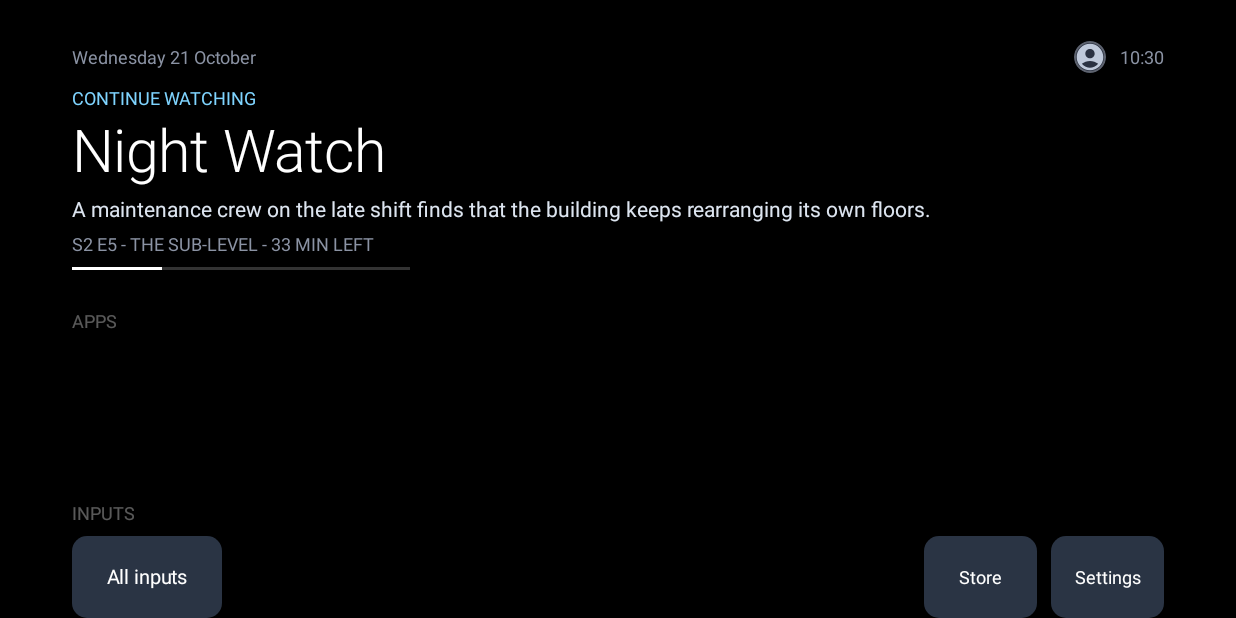
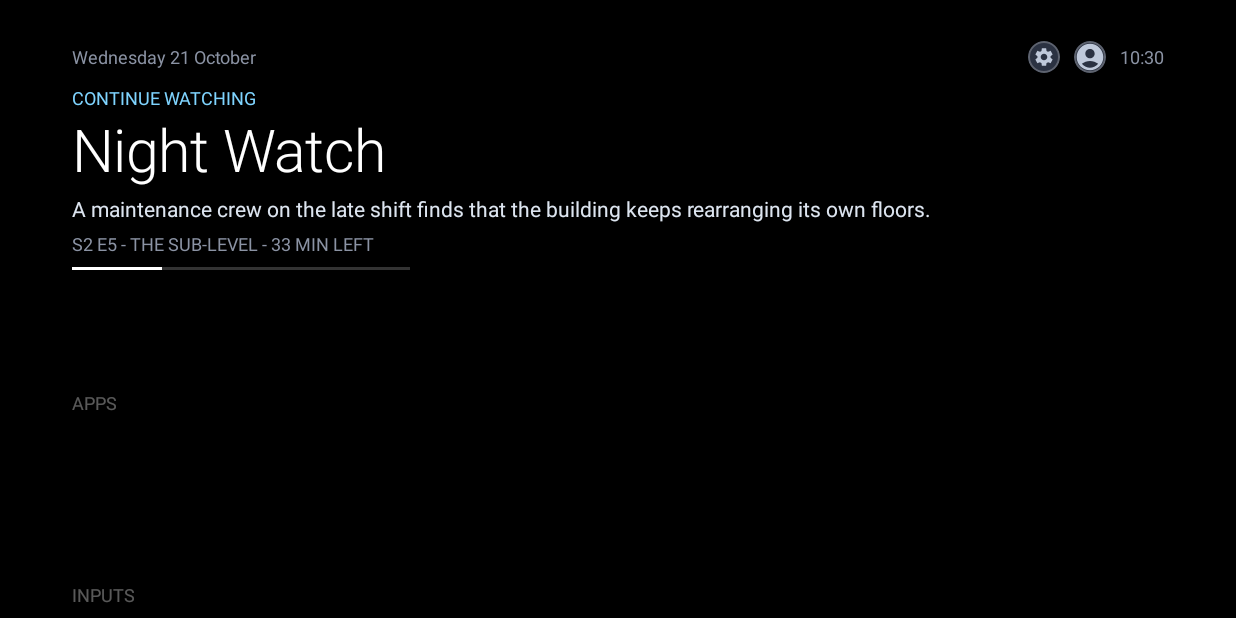
Before and after one commit to Marck/orbit-launcher, an Android app built with Jetpack Compose: the HomeActivity screen opened directly, with no data from a screen before it, on a phone screen of 824 x 412 dp (held sideways). Run offline under Robolectric (Android 15) with nearby library versions, the phone set to English and light mode, and no system bars.

Commit message:
Move the store, settings and all inputs into the top bar
The Play Store and Settings sat at the end of the inputs row as full tiles.
They are not inputs, and they took room from the inputs the row is for. They
are now small round buttons left of the profile picture, focused the same way
it is, which is where the stock launcher keeps its own way out to settings.

All inputs moves with them. It was the last tile in the row, and the row is
about to hold only favourites and the add tile. The stock top bar has an
inputs button in the same place, with the same frame-and-arrow glyph.

The store keeps the store's own icon, so it reads as the store at a glance.
Inputs and settings use glyphs instead: the panel the TV opens for all inputs
has no icon worth borrowing, and the settings app's icon does not read at
this size. The inputs glyph is not in the core icon set, so it is drawn from
Material's path data rather than pulling in the much larger extended set.

A button is left out when the TV has nothing for it to open, rather than
sitting there dead.

With the fixed tiles gone, the inputs row wraps the way the apps row does:
left on the first input goes to the add tile, right on the add tile goes back
to the first input.

Co-Authored-By: Claude Opus 5.5 <noreply@anthropic.com>
Claude-Session: https://claude.ai/code/session_013DXVfvfc5F7JzV6hLdoCHg

```diff
--- a/app/src/main/java/app/orbit/launcher/HomeActivity.kt
+++ b/app/src/main/java/app/orbit/launcher/HomeActivity.kt
@@ -2,7 +2,6 @@ package app.orbit.launcher
 
 import android.content.Context
 import android.content.Intent
-import android.graphics.drawable.Drawable
 import android.net.Uri
 import android.os.Bundle
 import android.os.SystemClock
@@ -34,6 +33,8 @@ import androidx.compose.foundation.shape.CircleShape
 import androidx.compose.foundation.shape.RoundedCornerShape
 import androidx.compose.material.icons.Icons
 import androidx.compose.material.icons.filled.AccountCircle
+import androidx.compose.material.icons.filled.Settings
+import androidx.compose.material.icons.filled.ShoppingCart
 import androidx.compose.material3.Icon
 import androidx.compose.material3.Text
 import androidx.compose.runtime.Composable
@@ -83,14 +84,9 @@ private val SafeH = 48.dp
 private val SafeV = 27.dp
 private val TileW = 111.dp
 private val TileH = 66.dp
-// Narrow enough that a typical set's inputs, plus the two fixed tiles, fit the safe area
-// without the row scrolling. A scrolling row slides its first tile out of line with the apps
-// above it, and slides its last tile up against the fixed tiles.
+// Narrow enough that a typical set's inputs fit the safe area without the row scrolling. A
+// scrolling row slides its first tile out of line with the apps above it.
 private val InputW = 100.dp
-private val SquareW = 75.dp
-
-/** Keeps a focused input tile clear of the fixed tiles even when the row does scroll. */
-private val RowGap = 24.dp
 private val AppsRowHeight = 86.dp
 
 private val Surface = Color(0xFF14181F)
@@ -98,9 +94,9 @@ private val OnSurface = Color(0xFFDDE5F0)
 private val Muted = Color(0xFF8B93A4)
 private val LastInput = Color(0xFF1AA3C4)
 private val Editing = Color(0xFFFFC14D)
+private val Glyph = Color(0xFFBFC9DA)
 
 private const val ADD_TILE = "add-favourite"
-private const val SETTINGS_TILE = "settings-tile"
 private const val ADD_INPUT_TILE = "add-input"
 
 /** What the long-press menu is acting on. */
@@ -504,9 +500,9 @@ private fun InputsRow(
     val listState = rememberLazyListState()
     val scope = rememberCoroutineScope()
 
-    fun jumpTo(id: String, index: Int? = null) {
+    fun jumpTo(index: Int, id: String) {
         scope.launch {
-            if (index != null) runCatching { listState.scrollToItem(index) }
+            runCatching { listState.scrollToItem(index) }
             requesters[id].focusWhenReady()
         }
     }
@@ -524,12 +520,11 @@ private fun InputsRow(
         }
     }
 
-    Row(Modifier.fillMaxWidth(), verticalAlignment = Alignment.CenterVertically) {
     LazyRow(
-            modifier = Modifier.weight(1f),
+        modifier = Modifier.fillMaxWidth(),
         state = listState,
         horizontalArrangement = Arrangement.spacedBy(9.dp),
-            contentPadding = PaddingValues(start = SafeH),
+        contentPadding = PaddingValues(horizontal = SafeH),
     ) {
         itemsIndexed(inputs, key = { _, input -> input.id }) { index, input ->
             InputTile(
@@ -545,7 +540,7 @@ private fun InputsRow(
                 onMove = onMove,
                 onEndEdit = onEndEdit,
                 onEdgeLeft = if (index == 0) {
-                        { jumpTo(SETTINGS_TILE) }
+                    { jumpTo(inputs.size, ADD_INPUT_TILE) }
                 } else {
                     null
                 },
@@ -557,34 +552,11 @@ private fun InputsRow(
         if (inputs.isNotEmpty()) item(key = ADD_INPUT_TILE) {
             PlusTile(
                 requester = requesters.getOrPut(ADD_INPUT_TILE) { FocusRequester() },
-                    onEdgeRight = null,
+                onEdgeRight = { inputs.firstOrNull()?.let { jumpTo(0, it.id) } },
                 width = InputW,
                 label = "Add input to favourites",
             ) { context.startActivitySafely(Intent(context, InputPickerActivity::class.java)) }
         }
-            item(key = "all-inputs") {
-                InputTile(label = "All inputs", sub = null, highlighted = false, dimmed = false,
-                    favourite = false, editing = false, requester = null, onFocused = {},
-                    onMenu = {}, onMove = {}, onEndEdit = {}) {
-                    InputRepository.allInputsIntent(context)?.let { context.startActivitySafely(it) }
-                }
-            }
-        }
-        Spacer(Modifier.width(RowGap))
-        val storeIntent = remember { InputRepository.storeIntent(context) }
-        val settingsIntent = remember { InputRepository.settingsIntent() }
-        SquareTile(
-            icon = remember { InputRepository.iconFor(context, storeIntent) },
-            fallback = "Store",
-        ) { storeIntent?.let { context.startActivitySafely(it) } }
-        Spacer(Modifier.width(9.dp))
-        SquareTile(
-            icon = remember { InputRepository.iconFor(context, settingsIntent) },
-            fallback = "Settings",
-            requester = requesters.getOrPut(SETTINGS_TILE) { FocusRequester() },
-            onEdgeRight = { inputs.firstOrNull()?.let { jumpTo(it.id, 0) } },
-        ) { context.startActivitySafely(settingsIntent) }
-        Spacer(Modifier.width(SafeH))
     }
 }
 
@@ -602,36 +574,83 @@ private fun TopBar() {
     Row(Modifier.fillMaxWidth(), verticalAlignment = Alignment.CenterVertically) {
         Text(date.format(now), color = Muted, fontSize = 12.sp)
         Spacer(Modifier.weight(1f))
+        Shortcuts()
         Avatar()
         Spacer(Modifier.width(9.dp))
         Text(time.format(now), color = Muted, fontSize = 12.sp)
     }
 }
 
+/**
+ * The way out to the TV's own screens, left of the profile picture as on the stock launcher.
+ *
+ * Each is offered only when the TV has somewhere for it to go.
+ */
+@Composable
+private fun Shortcuts() {
+    val context = LocalContext.current
+    val inputsIntent = remember { InputRepository.allInputsIntent(context) }
+    val storeIntent = remember { InputRepository.storeIntent(context) }
+    val settingsIntent = remember { InputRepository.settingsIntent() }
+    // The store's own icon, so it reads as the store at a glance. Inputs and settings have no
+    // icon worth borrowing, so they get the same glyphs the stock top bar uses.
+    val storeIcon = remember(storeIntent) {
+        runCatching {
+            InputRepository.iconFor(context, storeIntent)?.toBitmap()?.asImageBitmap()
+        }.getOrNull()
+    }
+
+    if (inputsIntent != null) {
+        TopBarButton(onClick = { context.startActivitySafely(inputsIntent) }) {
+            Icon(
+                imageVector = Glyphs.Input,
+                contentDescription = "All inputs",
+                tint = Glyph,
+                modifier = Modifier.padding(4.dp),
+            )
+        }
+        Spacer(Modifier.width(9.dp))
+    }
+    if (storeIntent != null) {
+        TopBarButton(onClick = { context.startActivitySafely(storeIntent) }) {
+            if (storeIcon != null) {
+                Image(
+                    bitmap = storeIcon,
+                    contentDescription = "Play Store",
+                    contentScale = ContentScale.Fit,
+                    modifier = Modifier.fillMaxSize().padding(2.dp),
+                )
+            } else {
+                Icon(
+                    imageVector = Icons.Filled.ShoppingCart,
+                    contentDescription = "Play Store",
+                    tint = Glyph,
+                    modifier = Modifier.padding(4.dp),
+                )
+            }
+        }
+        Spacer(Modifier.width(9.dp))
+    }
+    TopBarButton(onClick = { context.startActivitySafely(settingsIntent) }) {
+        Icon(
+            imageVector = Icons.Filled.Settings,
+            contentDescription = "Settings",
+            tint = Glyph,
+            modifier = Modifier.padding(3.dp),
+        )
+    }
+    Spacer(Modifier.width(9.dp))
+}
+
 @Composable
 private fun Avatar() {
     val context = LocalContext.current
-    var focused by remember { mutableStateOf(false) }
     // Keyed on the revision so a picture chosen in the picker shows on return.
     val picture by produceState<android.graphics.Bitmap?>(initialValue = null, Profile.revision) {
         value = withContext(Dispatchers.IO) { Profile.avatar(context) }
     }
-    Box(
-        Modifier
-            .size(21.dp)
-            .scale(if (focused) 1.15f else 1f)
-            .onFocusChanged { focused = it.isFocused }
-            .focusable()
-            .clickable { context.startActivitySafely(Intent(context, AvatarPickerActivity::class.java)) }
-            .clip(CircleShape)
-            .background(Color(0xFF2B3242))
-            // A faint ring always, so a dark picture still reads as a disc rather than a hole.
-            .border(
-                width = if (focused) 2.dp else 1.dp,
-                color = if (focused) Color.White else Color(0x3DFFFFFF),
-                shape = CircleShape,
-            ),
-        contentAlignment = Alignment.Center,
+    TopBarButton(
+        onClick = { context.startActivitySafely(Intent(context, AvatarPickerActivity::class.java)) },
     ) {
         val bitmap = picture
         if (bitmap != null) {
@@ -645,11 +664,35 @@ private fun Avatar() {
             Icon(
                 imageVector = Icons.Filled.AccountCircle,
                 contentDescription = "Profile",
-                tint = Color(0xFFBFC9DA),
+                tint = Glyph,
                 modifier = Modifier.fillMaxSize(),
             )
         }
     }
+}
+
+/** A small round button in the top bar. */
+@Composable
+private fun TopBarButton(onClick: () -> Unit, content: @Composable BoxScope.() -> Unit) {
+    var focused by remember { mutableStateOf(false) }
+    Box(
+        Modifier
+            .size(21.dp)
+            .scale(if (focused) 1.15f else 1f)
+            .onFocusChanged { focused = it.isFocused }
+            .focusable()
+            .clickable(onClick = onClick)
+            .clip(CircleShape)
+            .background(Color(0xFF2B3242))
+            // A faint ring always, so a dark picture still reads as a disc rather than a hole.
+            .border(
+                width = if (focused) 2.dp else 1.dp,
+                color = if (focused) Color.White else Color(0x3DFFFFFF),
+                shape = CircleShape,
+            ),
+        contentAlignment = Alignment.Center,
+        content = content,
+    )
 }
 
 @Composable
@@ -1007,53 +1050,6 @@ private fun InputTile(
     }
 }
 
-@Composable
-private fun SquareTile(
-    icon: Drawable?,
-    fallback: String,
-    requester: FocusRequester? = null,
-    onEdgeRight: (() -> Unit)? = null,
-    onClick: () -> Unit,
-) {
-    var focused by remember { mutableStateOf(false) }
-    Box(
-        Modifier
-            .size(SquareW, TileH)
-            .scale(if (focused) 1.06f else 1f)
-            .then(requester?.let { Modifier.focusRequester(it) } ?: Modifier)
-            .onFocusChanged { focused = it.isFocused }
-            .tileKeys(
-                editing = false,
-                onMenu = {},
-                onMove = {},
-                onEndEdit = {},
-                onEdgeRight = onEdgeRight,
-            )
-            .focusable()
-            .clickable(onClick = onClick)
-            .clip(RoundedCornerShape(10.dp))
-            .background(Color(0xFF2A3444))
-            .border(
-                width = if (focused) 3.dp else 0.dp,
-                color = if (focused) Color.White else Color.Transparent,
-                shape = RoundedCornerShape(10.dp),
-            ),
-        contentAlignment = Alignment.Center,
-    ) {
-        val bitmap = remember(icon) { runCatching { icon?.toBitmap()?.asImageBitmap() }.getOrNull() }
-        if (bitmap != null) {
-            Image(
-                bitmap = bitmap,
-                contentDescription = fallback,
-                contentScale = ContentScale.Inside,
-                modifier = Modifier.fillMaxSize().padding(14.dp),
-            )
-        } else {
-            Text(fallback, color = Color.White, fontSize = 12.sp)
-        }
-    }
-}
-
 private fun Context.startActivitySafely(intent: Intent) {
     runCatching { startActivity(intent.addFlags(Intent.FLAG_ACTIVITY_NEW_TASK)) }
 }
```
Also changed, not shown: app/src/main/java/app/orbit/launcher/Glyphs.kt (added, +34 -0 lines), 1 other file. Lines whose indentation alone changed are shown as unchanged.
